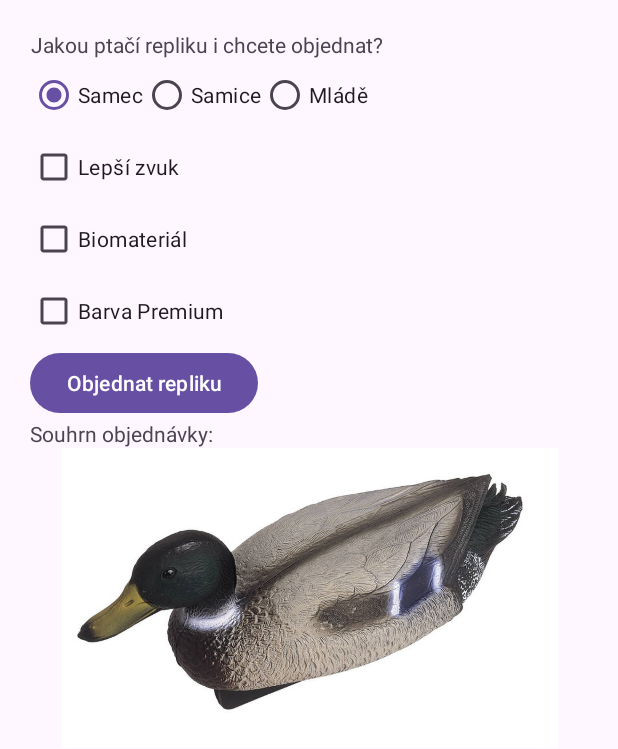
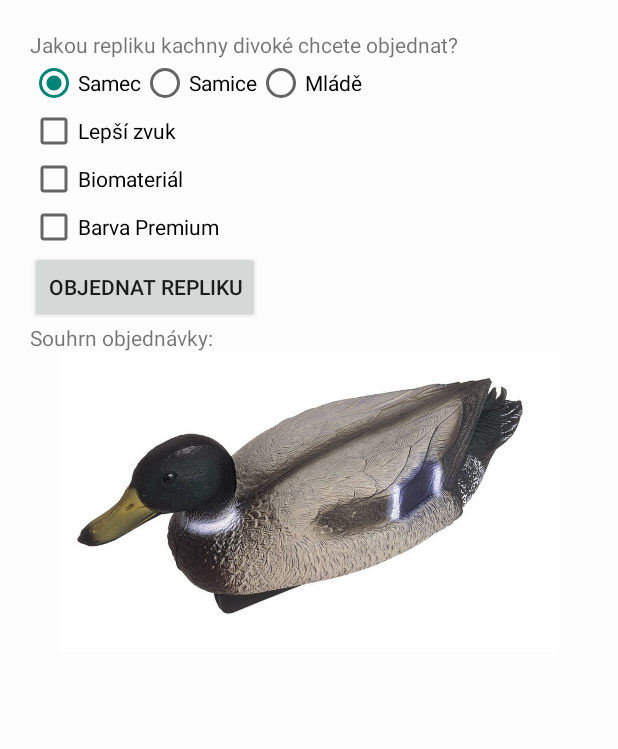
Before and after one commit to jaroslav-hron/github-jh-pma-2024, an Android app: the layout activity_main.xml on its own in the app's theme, with its tools: preview values and no code run, on a phone screen of 412 x 824 dp. Shown: the top 749 px of the screen. Run offline under Robolectric (Android 15) with nearby library versions, the phone set to English and light mode, and no system bars.

Commit message:
#3 změna

```diff
--- a/MyApp004Objednavka/app/build.gradle.kts
+++ b/MyApp004Objednavka/app/build.gradle.kts
@@ -33,6 +33,11 @@ android {
     kotlinOptions {
         jvmTarget = "1.8"
     }
+
+    //modifikace pro provádění viewBinding
+    buildFeatures{
+        viewBinding = true
+    }
 }
 
 dependencies {
--- a/MyApp004Objednavka/app/src/main/res/layout/activity_main.xml
+++ b/MyApp004Objednavka/app/src/main/res/layout/activity_main.xml
@@ -7,17 +7,18 @@
     android:layout_height="match_parent"
     android:orientation="vertical"
     android:padding="20sp"
-    tools:context=".MainActivity">
+    tools:context=".MainActivity"
+    android:background="#FDFDFD">
 
     <TextView
         android:id="@+id/tvNadpis"
         android:layout_width="wrap_content"
         android:layout_height="wrap_content"
-        android:text="Jakou ptačí repliku i chcete objednat?"
+        android:text="Jakou repliku kachny divoké chcete objednat?"
         android:textAlignment="center"/>
 
         <RadioGroup
-            android:id="@+id/vyberZvere"
+            android:id="@+id/RGvyberZvere"
             android:layout_width="wrap_content"
             android:layout_height="wrap_content"
             android:orientation="horizontal">
--- a/MyApp004Objednavka/app/src/main/res/values/themes.xml
+++ b/MyApp004Objednavka/app/src/main/res/values/themes.xml
@@ -1,6 +1,6 @@
 <resources xmlns:tools="http://schemas.android.com/tools">
     <!-- Base application theme. -->
-    <style name="Base.Theme.MyApp004Objednavka" parent="Theme.Material3.DayNight.NoActionBar">
+    <style name="Base.Theme.MyApp004Objednavka" parent="Theme.AppCompat.Light.DarkActionBar">
         <!-- Customize your light theme here. -->
         <!-- <item name="colorPrimary">@color/my_light_primary</item> -->
     </style>
```
Also changed, not shown: MyApp004Objednavka/app/src/main/java/com/example/myapp004objednavka/MainActivity.kt (+44 -7 lines).
